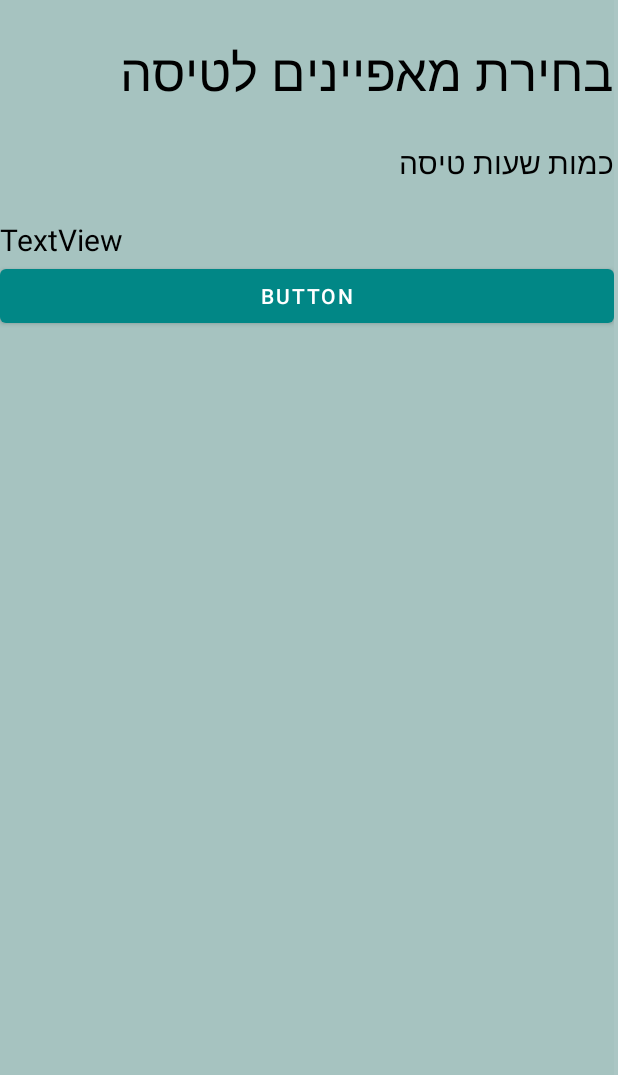
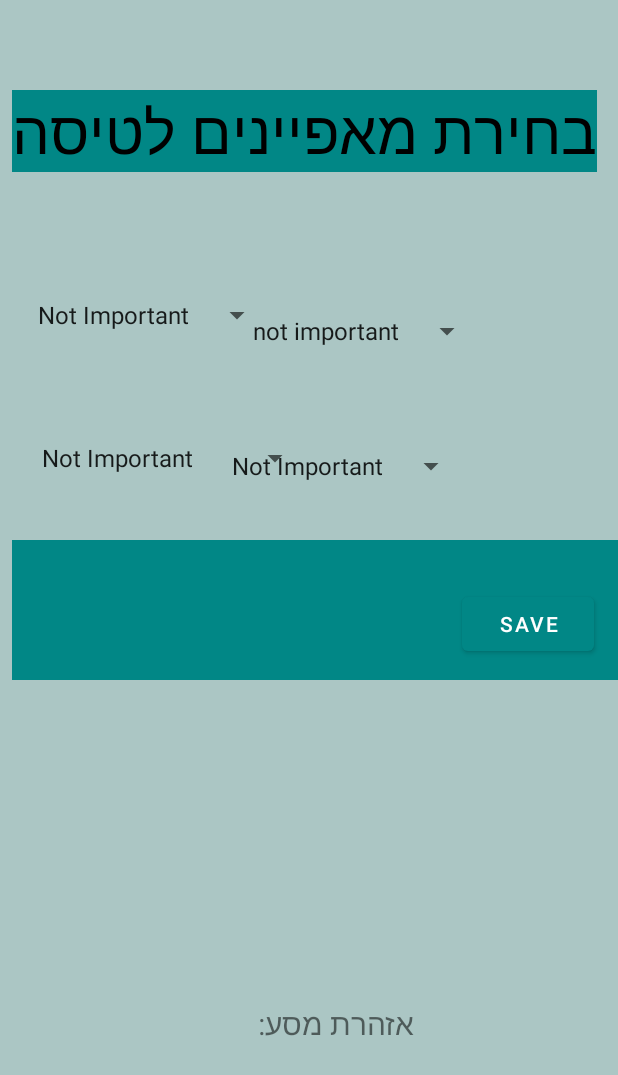
Before and after one commit to ng7897/ngAndroid, an Android app: the search1Main screen opened directly, with no data from a screen before it, on a phone screen of 412 x 824 dp. Shown: the top 1075 px of the screen. Run offline under Robolectric (Android 15) with nearby library versions, the phone set to English and light mode, and no system bars; Roboto replaces fonts that are not available here.

Commit message:
spinner search1

```diff
--- a/app/build.gradle
+++ b/app/build.gradle
@@ -1,5 +1,6 @@
 plugins {
     id 'com.android.application'
+    id 'com.google.gms.google-services'
 }
 
 android {
@@ -36,6 +37,7 @@ dependencies {
     implementation 'androidx.appcompat:appcompat:1.6.1'
     implementation 'com.google.android.material:material:1.9.0'
     implementation 'androidx.constraintlayout:constraintlayout:2.1.4'
+    implementation 'com.google.firebase:firebase-database:21.0.0'
     //implementation 'androidx.activity:activity:1.9.3'
     //implementation 'androidx.activity:activity:1.9.2'
     testImplementation 'junit:junit:4.13.2'
--- a/app/src/main/java/com/example/tothedestination/loginMain.java
+++ b/app/src/main/java/com/example/tothedestination/loginMain.java
@@ -73,7 +73,7 @@ public class loginMain extends AppCompatActivity {
                         editor.putString("key_password", et_password.getText().toString());
                         editor.commit();
 
-                        Intent intent2=new Intent(loginMain.this, FlyListMain.class);
+                        Intent intent2=new Intent(loginMain.this, search1Main.class);
                         startActivity(intent2);
                     }
             }
--- a/app/src/main/java/com/example/tothedestination/search1Main.java
+++ b/app/src/main/java/com/example/tothedestination/search1Main.java
@@ -7,14 +7,15 @@ import android.content.Intent;
 import android.content.SharedPreferences;
 import android.os.Bundle;
 import android.view.View;
+import android.widget.AdapterView;
 import android.widget.Button;
+import android.widget.Spinner;
 import android.widget.TextView;
+import android.widget.Toast;
 
-public class search1Main extends AppCompatActivity {
+public class search1Main extends AppCompatActivity implements AdapterView.OnItemSelectedListener{
 
-    private TextView tvEmail,tvFname,tvpassword;
-    private Button button2;
-    private SharedPreferences sp;
+
 
     @SuppressLint("MissingInflatedId")
     @Override
@@ -22,34 +23,33 @@ public class search1Main extends AppCompatActivity {
         super.onCreate(savedInstanceState);
         setContentView(R.layout.search1);
 
-        tvEmail=findViewById(R.id.textView8);
-        tvFname=findViewById(R.id.textView9);
-        tvpassword=findViewById(R.id.textView11);
-        button2=findViewById(R.id.button2);
+        Spinner aSpinner1=findViewById(R.id.aSpinner1);
+        aSpinner1.setOnItemSelectedListener(this);
+        Spinner aSpinner2=findViewById(R.id.aSpinner2);
+        aSpinner2.setOnItemSelectedListener(this);
+        Spinner aSpinner3=findViewById(R.id.aSpinner3);
+        aSpinner3.setOnItemSelectedListener(this);
+        Spinner aSpinner4=findViewById(R.id.aSpinner4);
+        aSpinner4.setOnItemSelectedListener(this);
 
-        sp=getSharedPreferences("details1",0);
-        String email=sp.getString("email",null);
-        String Fname=sp.getString("full name",null);
-        int iPassword=sp.getInt("password",0);
-
-        if(email!=null && Fname !=null && iPassword!=0)
-        {
-            tvEmail.setText("email id:" + email);
-            tvFname.setText("name is:" + Fname);
-            tvpassword.setText("password is:" + iPassword);
-        }
-        button2.setOnClickListener(new View.OnClickListener() {
+        Button b=findViewById(R.id.button);
+        b.setOnClickListener(new View.OnClickListener() {
             @Override
             public void onClick(View view) {
+                Intent intent2=new Intent(search1Main.this, FlyListMain.class);
+                startActivity(intent2);
+            }
+        });
 
-                SharedPreferences.Editor editor = sp.edit();
-                editor.clear();
-                editor.commit();
+    }
 
-                Intent intent=new Intent(search1Main.this, startMain.class);
-                startActivity(intent);
-            }
+    @Override
+    public void onItemSelected(AdapterView<?> adapterView, View view, int i, long l) {
+        Toast.makeText(this, adapterView.getSelectedItem().toString(), Toast.LENGTH_SHORT).show();
+    }
 
-        });
+    @Override
+    public void onNothingSelected(AdapterView<?> adapterView) {
+
     }
 }
--- a/app/src/main/res/layout/fly_list.xml
+++ b/app/src/main/res/layout/fly_list.xml
@@ -4,8 +4,9 @@
     xmlns:tools="http://schemas.android.com/tools"
     android:id="@+id/main"
     android:layout_width="match_parent"
+    android:layout_height="match_parent"
+    android:background="#A6C3C0"
     android:orientation="vertical"
-    android:layout_height="match_parent"
     tools:context=".FlyListMain">
 
     <Spinner
@@ -15,7 +16,7 @@
         android:layout_margin="20dp"
         android:layout_marginStart="32dp"
         android:layout_marginTop="16dp"
-        android:entries="@array/Spinner_items"
+        android:entries="@array/Spinner_items1"
         app:layout_constraintStart_toStartOf="parent"
         app:layout_constraintTop_toTopOf="parent"
         tools:ignore="MissingConstraints" />
--- a/app/src/main/res/layout/search1.xml
+++ b/app/src/main/res/layout/search1.xml
@@ -7,69 +7,114 @@
     android:background="#ABC6C4"
     tools:context=".search1Main">
 
-    <ScrollView
-        android:layout_width="409dp"
-        android:layout_height="729dp"
-        android:background="#A6C3C0"
-        tools:layout_editor_absoluteX="1dp"
-        tools:layout_editor_absoluteY="1dp">
+    <Spinner
+        android:id="@+id/aSpinner1"
+        android:layout_width="wrap_content"
+        android:layout_height="wrap_content"
+        android:layout_margin="20dp"
+        android:entries="@array/Spinner_HoursFlight"
+        android:scrollbarSize="40dp"
+        app:layout_constraintBottom_toBottomOf="parent"
+        app:layout_constraintEnd_toEndOf="parent"
+        app:layout_constraintHorizontal_bias="0.668"
+        app:layout_constraintStart_toStartOf="parent"
+        app:layout_constraintTop_toTopOf="parent"
+        app:layout_constraintVertical_bias="0.248"
+        tools:ignore="MissingConstraints" />
 
-        <LinearLayout
-            android:layout_width="match_parent"
-            android:layout_height="wrap_content"
-            android:orientation="vertical">
+    <Spinner
+        android:id="@+id/aSpinner2"
+        android:layout_width="wrap_content"
+        android:layout_height="wrap_content"
+        android:layout_margin="20dp"
+        android:entries="@array/Spinner_attraction"
+        android:scrollbarSize="40dp"
+        app:layout_constraintBottom_toBottomOf="parent"
+        app:layout_constraintEnd_toEndOf="parent"
+        app:layout_constraintHorizontal_bias="0.61"
+        app:layout_constraintStart_toStartOf="parent"
+        app:layout_constraintTop_toTopOf="parent"
+        app:layout_constraintVertical_bias="0.367"
+        tools:ignore="MissingConstraints" />
 
-            <TextView
-                android:id="@+id/textView8"
-                android:layout_width="match_parent"
-                android:layout_height="wrap_content"
-                android:layout_marginTop="24dp"
-                android:text="@string/choosing"
-                android:textColor="#000000"
-                android:textSize="34sp"
-                app:layout_constraintBottom_toBottomOf="parent"
-                app:layout_constraintEnd_toEndOf="parent"
-                app:layout_constraintHorizontal_bias="0.875"
-                app:layout_constraintStart_toStartOf="parent"
-                app:layout_constraintTop_toBottomOf="@+id/textView3"
-                app:layout_constraintVertical_bias="0.0" />
+    <Spinner
+        android:id="@+id/aSpinner3"
+        android:layout_width="wrap_content"
+        android:layout_height="wrap_content"
+        android:layout_margin="20dp"
+        android:entries="@array/Spinner_HowMuchChildren"
+        android:scrollbarSize="40dp"
+        app:layout_constraintBottom_toBottomOf="parent"
+        app:layout_constraintEnd_toStartOf="@+id/aSpinner1"
+        app:layout_constraintHorizontal_bias="0.068"
+        app:layout_constraintStart_toStartOf="parent"
+        app:layout_constraintTop_toTopOf="parent"
+        app:layout_constraintVertical_bias="0.234"
+        tools:ignore="MissingConstraints" />
 
-            <TextView
-                android:id="@+id/textView9"
-                android:layout_width="match_parent"
-                android:layout_height="wrap_content"
-                android:layout_marginTop="24dp"
-                android:text="@string/howLongFlight"
-                android:textColor="#000000"
-                android:textSize="20sp"
-                app:layout_constraintBottom_toBottomOf="parent"
-                app:layout_constraintEnd_toEndOf="parent"
-                app:layout_constraintHorizontal_bias="0.875"
-                app:layout_constraintStart_toStartOf="parent"
-                app:layout_constraintTop_toBottomOf="@+id/textView3"
-                app:layout_constraintVertical_bias="0.0" />
+    <Spinner
+        android:id="@+id/aSpinner4"
+        android:layout_width="wrap_content"
+        android:layout_height="wrap_content"
+        android:layout_margin="20dp"
+        android:scrollbarSize="40dp"
+        android:layout_marginStart="16dp"
+        android:entries="@array/Spinner_AgeOfChildren"
+        app:layout_constraintBottom_toBottomOf="parent"
+        app:layout_constraintStart_toStartOf="parent"
+        app:layout_constraintTop_toTopOf="parent"
+        app:layout_constraintVertical_bias="0.36"
+        tools:ignore="MissingConstraints" />
 
-            <TextView
-                android:id="@+id/textView11"
-                android:layout_width="match_parent"
-                android:layout_height="wrap_content"
-                android:layout_marginTop="24dp"
-                android:text="TextView"
-                android:textColor="#000000"
-                android:textSize="20sp"
-                app:layout_constraintBottom_toBottomOf="parent"
-                app:layout_constraintEnd_toEndOf="parent"
-                app:layout_constraintHorizontal_bias="0.875"
-                app:layout_constraintStart_toStartOf="parent"
-                app:layout_constraintTop_toBottomOf="@+id/textView3"
-                app:layout_constraintVertical_bias="0.0" />
+    <TextView
+        android:id="@+id/textView3"
+        android:layout_width="wrap_content"
+        android:layout_height="wrap_content"
+        android:layout_marginStart="8dp"
+        android:layout_marginTop="60dp"
+        android:background="@color/teal_700"
+        android:shadowColor="#FFFFFF"
+        android:text="@string/choosing"
+        android:textColor="#000000"
+        android:textSize="40dp"
+        app:layout_constraintStart_toStartOf="parent"
+        app:layout_constraintTop_toTopOf="parent"
+        tools:ignore="MissingConstraints" />
 
-            <Button
-                android:id="@+id/button2"
-                android:layout_width="match_parent"
-                android:layout_height="wrap_content"
-                android:text="Button" />
+    <TextView
+        android:id="@+id/textView5"
+        android:layout_width="match_parent"
+        android:layout_height="wrap_content"
+        android:layout_marginStart="8dp"
+        android:layout_marginTop="360dp"
+        android:background="@color/teal_700"
+        android:text=""
+        android:textSize="70dp"
+        app:layout_constraintStart_toStartOf="parent"
+        app:layout_constraintTop_toTopOf="parent"
+        tools:ignore="MissingConstraints" />
 
-        </LinearLayout>
-    </ScrollView>
+    <Button
+        android:id="@+id/button"
+        android:layout_width="wrap_content"
+        android:layout_height="wrap_content"
+        android:layout_marginStart="308dp"
+        android:layout_marginTop="392dp"
+        android:text="Save"
+        app:layout_constraintStart_toStartOf="parent"
+        app:layout_constraintTop_toTopOf="parent"
+        tools:ignore="MissingConstraints" />
+
+    <TextView
+        android:id="@+id/textView6"
+        android:layout_width="wrap_content"
+        android:layout_height="wrap_content"
+        android:layout_marginStart="172dp"
+        android:layout_marginBottom="128dp"
+        android:text="@string/beCareful"
+        android:textSize="20dp"
+        app:layout_constraintBottom_toBottomOf="parent"
+        app:layout_constraintStart_toStartOf="parent"
+        tools:ignore="MissingConstraints" />
+
 </androidx.constraintlayout.widget.ConstraintLayout>
--- a/app/src/main/res/values/strings.xml
+++ b/app/src/main/res/values/strings.xml
@@ -9,6 +9,7 @@
     <string name="password">סיסמה:</string>
     <string name="secondPasword">אימות סיסמה:</string>
     <string name="firstName">שם:</string>
+    <string name="beCareful">אזהרת מסע:</string>
     <string name="secondName">שם משפחה:</string>
     <string name="email">מייל:</string>
     <string name="allName">שם מלא:</string>
@@ -19,13 +20,50 @@
     <string name="flightDate">תאריך טיסה הלוך:</string>
     <string name="howLongFlight">כמות שעות טיסה</string>
     <string name="flySmart">לנפוש חכם</string>
-    <string-array name="Spinner_items">
+    <string-array name="Spinner_items1">
         <item>Spinner Item One</item>
         <item>Spinner Item Two</item>
         <item>Spinner Item Three</item>
         <item>Spinner Item Four</item>
         <item>Spinner Item Five</item>
-
+    </string-array>
+    <string-array name="Spinner_AgeOfChildren">
+        <item>Not Important</item>
+        <item>0-3</item>
+        <item>4-8</item>
+        <item>9-12</item>
+        <item>13-17</item>
+        <item>Spinner Item Five</item>
+    </string-array>
+    <string-array name="Spinner_HoursFlight">
+        <item>not important</item>
+        <item>1-2</item>
+        <item>3-4</item>
+        <item>5-6</item>
+        <item>7-8</item>
+        <item>9-10</item>
+        <item>11-12</item>
+        <item>13-14</item>
+        <item>15-16</item>
+        <item>17-18</item>
+        <item>19-20</item>
+        <item>21-22</item>
+        <item>23-24</item>
+    </string-array>
+    <string-array name="Spinner_attraction">
+        <item>Not Important</item>
+        <item>Hiking</item>
+        <item>Beach</item>
+        <item>Landscape</item>
+    </string-array>
+    <string-array name="Spinner_HowMuchChildren">
+        <item>Not Important</item>
+        <item>0</item>
+        <item>1-2</item>
+        <item>3-4</item>
+        <item>5-6</item>
+        <item>7-8</item>
+        <item>9-10</item>
     </string-array>
 
 
--- a/build.gradle
+++ b/build.gradle
@@ -2,4 +2,5 @@
 plugins {
     id 'com.android.application' version '7.4.2' apply false
     id 'com.android.library' version '7.4.2' apply false
+    id 'com.google.gms.google-services' version '4.4.2' apply false
 }
```
